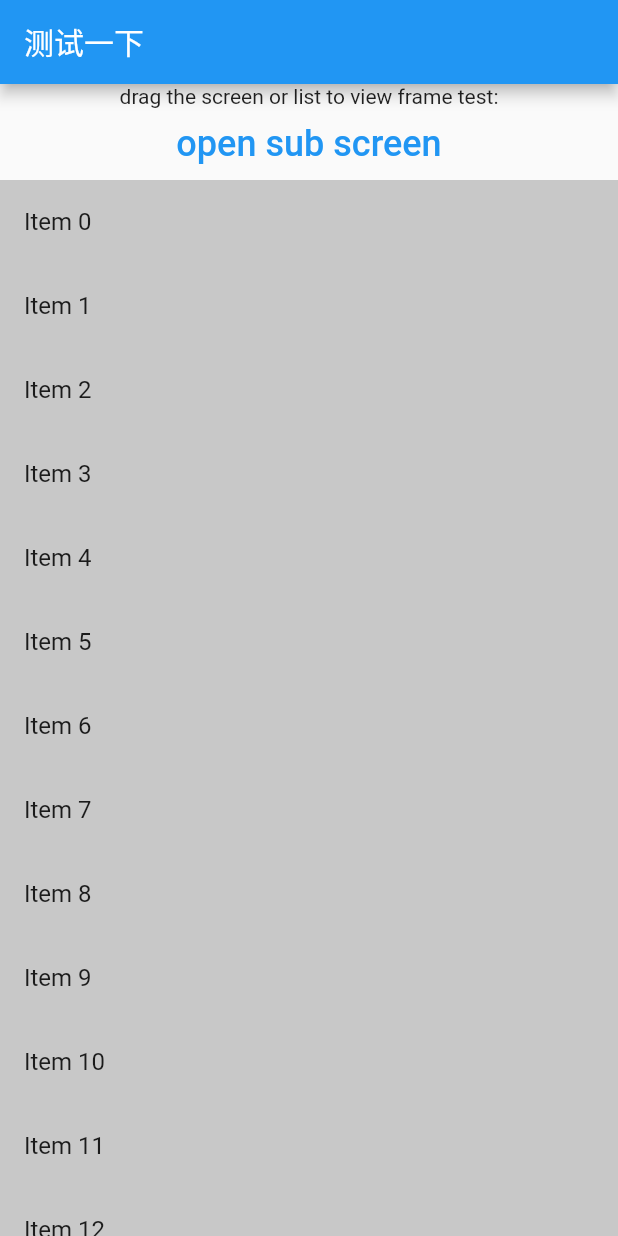
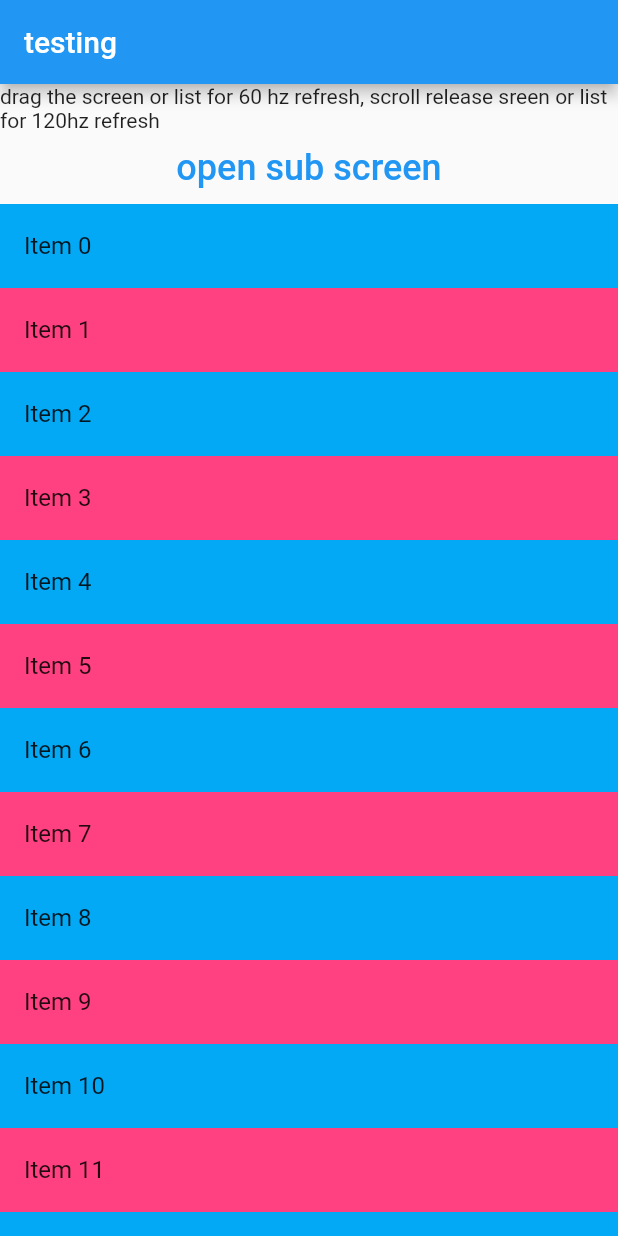
Before and after one commit to eric8810/gesture-animation-demo, a Flutter app: the screen it shows after launch, on a phone screen of 412 x 824 dp. Run offline on Flutter 3.47's test engine with Material 2 defaults, Android fonts, the phone set to English and light mode, and no system bars.

Commit message:
fixed up

```diff
--- a/lib/route/router.dart
+++ b/lib/route/router.dart
@@ -7,7 +7,7 @@ class WsRouter {
   static const list = 'list';
 
   static final Map<String, WidgetBuilder> routes = {
-    main: (ctx) => const MainScreen(title: '测试一下'),
+    main: (ctx) => const MainScreen(title: 'testing'),
     list: (ctx) {
       return ItemListScreen();
     }
--- a/lib/view/item_list_screen.dart
+++ b/lib/view/item_list_screen.dart
@@ -20,6 +20,10 @@ class ItemListScreenState extends State {
     itemList = List<String>.generate(10000, (i) => "Item $i");
   }
 
+  Color getColor(int seed){
+    return seed % 2 == 1 ? Colors.pinkAccent : Colors.lightBlue;
+  }
+
   @override
   Widget build(BuildContext context) {
     return Scaffold(
@@ -33,6 +37,7 @@ class ItemListScreenState extends State {
         itemBuilder: (context, index) {
           return ListTile(
             title: Text(itemList[index]),
+            tileColor: getColor(index),
           );
         },
       ),
--- a/lib/view/main_screen.dart
+++ b/lib/view/main_screen.dart
@@ -24,6 +24,10 @@ class _MyHomePageState extends State<MainScreen>
     with SingleTickerProviderStateMixin {
   late List<String> itemList;
   late final Ticker _ticker;
+
+  Color getColor(int seed){
+    return seed % 2 == 1 ? Colors.pinkAccent : Colors.lightBlue;
+  }
 
   // void _incrementCounter() {
   //   setState(() {
@@ -86,7 +90,7 @@ class _MyHomePageState extends State<MainScreen>
           mainAxisAlignment: MainAxisAlignment.center,
           children: <Widget>[
             const Text(
-              'drag the screen or list to view frame test:',
+              'drag the screen or list for 60 hz refresh, scroll release sreen or list for 120hz refresh',
             ),
             TextButton(
               child: const Text(
@@ -101,7 +105,7 @@ class _MyHomePageState extends State<MainScreen>
               itemBuilder: (context, index) {
                 return ListTile(
                   title: Text(itemList[index]),
-                  tileColor: const Color.fromRGBO(200, 200, 200, 1),
+                  tileColor: getColor(index),
                 );
               },
             ))
```
